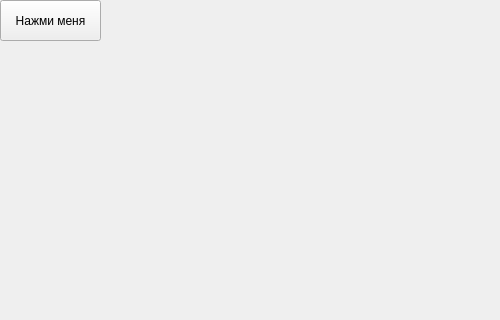
Above: untitled.ui from TenshiNoAku/YellowCircles before the change; both pictures show x 0 to 500 and y 0 to 320 of the 500 by 500 pixel window. Below: the same form after it.
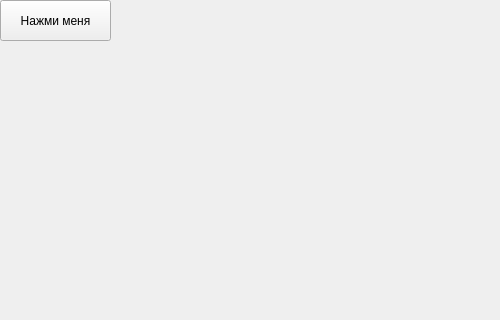
That is the form after the change.

Commit message: Программа для создания желтых кругов разного радиуса

The edit to the form file:
```diff
--- a/untitled.ui
+++ b/untitled.ui
@@ -19,7 +19,7 @@
      <rect>
       <x>0</x>
       <y>0</y>
-      <width>101</width>
+      <width>111</width>
       <height>41</height>
      </rect>
     </property>
```
The commit also changes 1 other file.
